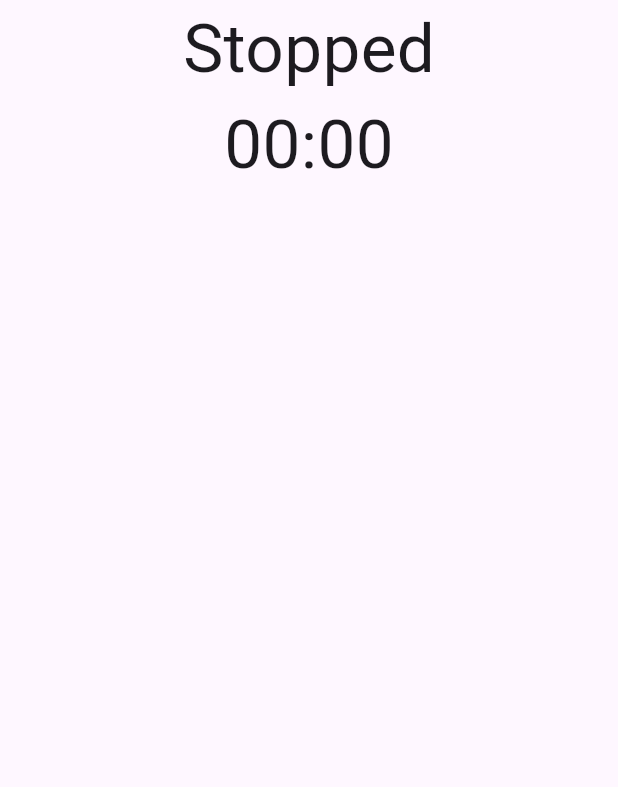
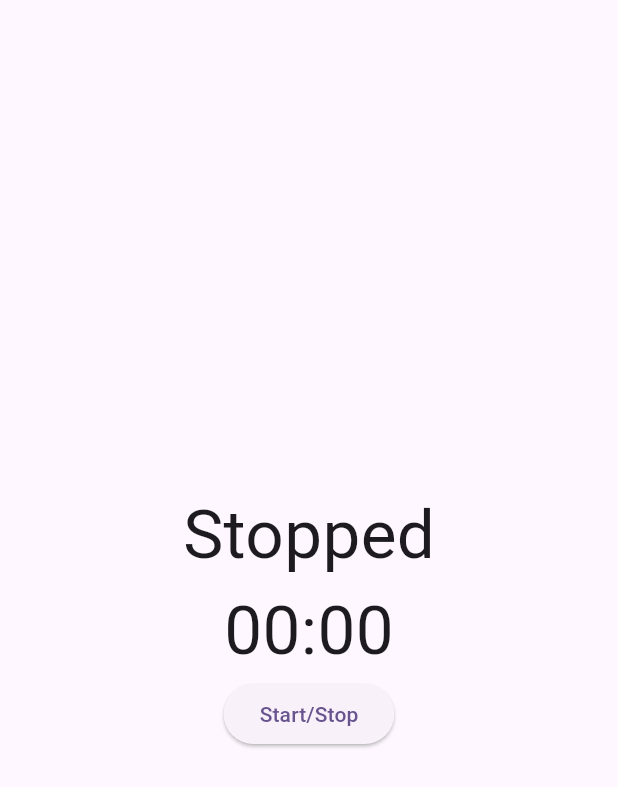
Before and after one commit to yixiangyin/time-track, a Flutter app: the screen it shows after launch, on a phone screen of 412 x 824 dp. Shown: the top 787 px of the screen. Run offline on Flutter 3.47's test engine with Material 3 defaults, Android fonts, the phone set to English and light mode, and no system bars.

Commit message:
add start/stop button

```diff
--- a/lib/home.dart
+++ b/lib/home.dart
@@ -13,9 +13,21 @@ class _TimeTrackHomeState extends State<TimeTrackHome> {
     return Scaffold(
       body: Center(
         child: Column(
+          mainAxisSize: MainAxisSize.min,
           children: [
-            Text('Stopped', style: TextStyle(fontSize: 45),),
-            Text('00:00', style: TextStyle(fontSize: 45),),
+            Text(
+              'Stopped',
+              style: TextStyle(fontSize: 45),
+            ),
+            Text(
+              '00:00',
+              style: TextStyle(fontSize: 45),
+            ),
+            Row(
+              mainAxisSize: MainAxisSize.min,
+              children: [
+              ElevatedButton(onPressed: () {}, child: Text('Start/Stop'))
+            ])
           ],
         ),
       ),
```
